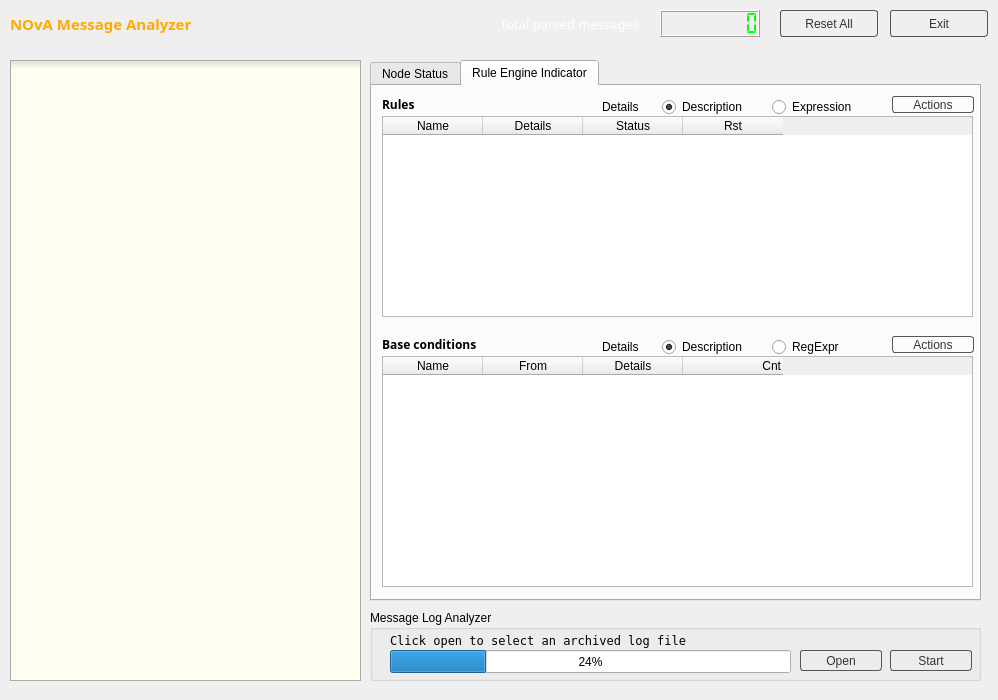
Old version of the form ErrorHandler/MsgAnalyzerDlg.ui in the repository greenc-FNAL/artdaq_mfextensions.
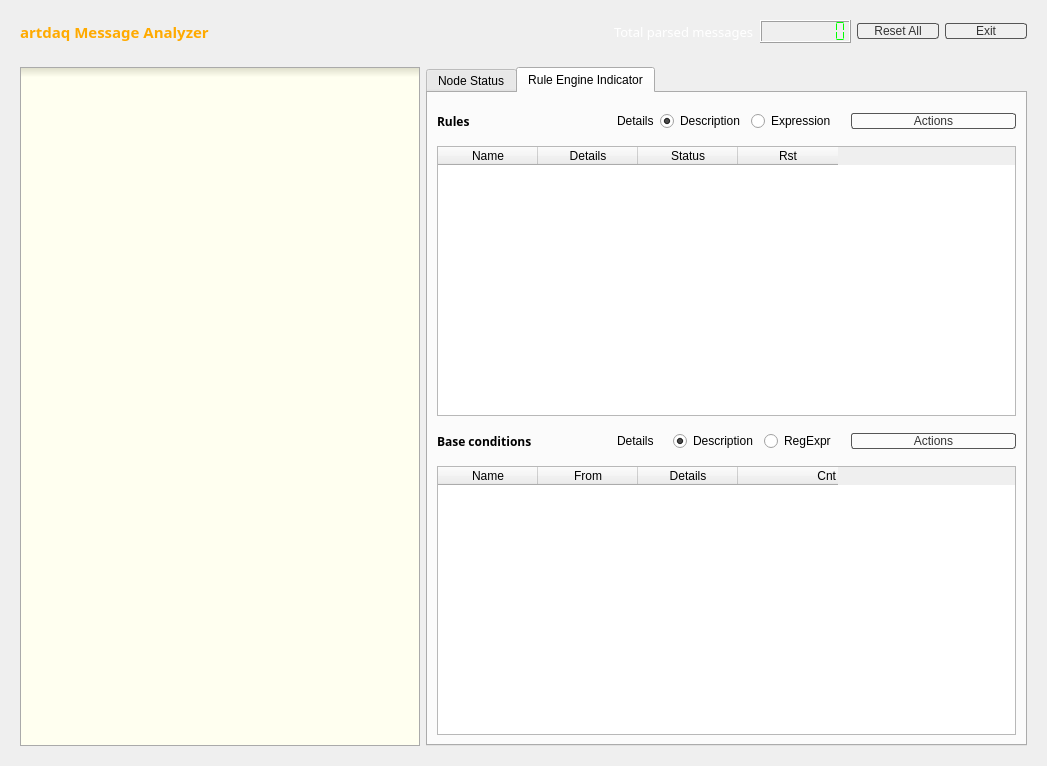
New version of the form.

Commit message: I have made the necessary modifications to Message Analyzer so that it receives messages in the same manner as Message Viewer, and it is now ready for testing and rule and action development.

```diff
--- a/ErrorHandler/MsgAnalyzerDlg.ui
+++ b/ErrorHandler/MsgAnalyzerDlg.ui
@@ -6,8 +6,8 @@
    <rect>
     <x>0</x>
     <y>0</y>
-    <width>998</width>
-    <height>700</height>
+    <width>1047</width>
+    <height>766</height>
    </rect>
   </property>
   <property name="windowTitle">
@@ -135,253 +135,51 @@
 radius: 1.35, stop: 0 #fff, stop: 1 #ddd);
 }*/</string>
   </property>
-  <widget class="QFrame" name="bannerFrame">
-   <property name="geometry">
-    <rect>
-     <x>0</x>
-     <y>0</y>
-     <width>1011</width>
-     <height>51</height>
-    </rect>
-   </property>
-   <property name="frameShape">
-    <enum>QFrame::StyledPanel</enum>
-   </property>
-   <property name="frameShadow">
-    <enum>QFrame::Raised</enum>
-   </property>
-   <widget class="QLabel" name="label_Partition_3">
-    <property name="geometry">
-     <rect>
-      <x>10</x>
-      <y>10</y>
-      <width>211</width>
-      <height>27</height>
-     </rect>
-    </property>
-    <property name="palette">
-     <palette>
-      <active>
-       <colorrole role="WindowText">
-        <brush brushstyle="SolidPattern">
-         <color alpha="255">
-          <red>255</red>
-          <green>170</green>
-          <blue>0</blue>
-         </color>
-        </brush>
-       </colorrole>
-      </active>
-      <inactive>
-       <colorrole role="WindowText">
-        <brush brushstyle="SolidPattern">
-         <color alpha="255">
-          <red>255</red>
-          <green>170</green>
-          <blue>0</blue>
-         </color>
-        </brush>
-       </colorrole>
-      </inactive>
-      <disabled>
-       <colorrole role="WindowText">
-        <brush brushstyle="SolidPattern">
-         <color alpha="255">
-          <red>133</red>
-          <green>131</green>
-          <blue>127</blue>
-         </color>
-        </brush>
-       </colorrole>
-      </disabled>
-     </palette>
-    </property>
-    <property name="font">
-     <font>
-      <family>Sans Serif</family>
-      <pointsize>11</pointsize>
-      <weight>75</weight>
-      <bold>true</bold>
-     </font>
-    </property>
-    <property name="autoFillBackground">
-     <bool>false</bool>
-    </property>
-    <property name="text">
-     <string>NOvA Message Analyzer</string>
-    </property>
-   </widget>
-   <widget class="QLabel" name="label_Partition_2">
-    <property name="geometry">
-     <rect>
-      <x>500</x>
-      <y>10</y>
-      <width>161</width>
-      <height>27</height>
-     </rect>
-    </property>
-    <property name="palette">
-     <palette>
-      <active>
-       <colorrole role="WindowText">
-        <brush brushstyle="SolidPattern">
-         <color alpha="255">
-          <red>255</red>
-          <green>255</green>
-          <blue>255</blue>
-         </color>
-        </brush>
-       </colorrole>
-      </active>
-      <inactive>
-       <colorrole role="WindowText">
-        <brush brushstyle="SolidPattern">
-         <color alpha="255">
-          <red>255</red>
-          <green>255</green>
-          <blue>255</blue>
-         </color>
-        </brush>
-       </colorrole>
-      </inactive>
-      <disabled>
-       <colorrole role="WindowText">
-        <brush brushstyle="SolidPattern">
-         <color alpha="255">
-          <red>133</red>
-          <green>131</green>
-          <blue>127</blue>
-         </color>
-        </brush>
-       </colorrole>
-      </disabled>
-     </palette>
-    </property>
-    <property name="font">
-     <font>
-      <family>Sans Serif</family>
-      <pointsize>10</pointsize>
-      <weight>50</weight>
-      <bold>false</bold>
-     </font>
-    </property>
-    <property name="text">
-     <string>Total parsed messages</string>
-    </property>
-   </widget>
-   <widget class="QLCDNumber" name="lcdMsgs">
-    <property name="geometry">
-     <rect>
-      <x>660</x>
-      <y>10</y>
-      <width>100</width>
-      <height>27</height>
-     </rect>
-    </property>
-    <property name="palette">
-     <palette>
-      <active>
-       <colorrole role="WindowText">
-        <brush brushstyle="SolidPattern">
-         <color alpha="255">
-          <red>0</red>
-          <green>255</green>
-          <blue>0</blue>
-         </color>
-        </brush>
-       </colorrole>
-      </active>
-      <inactive>
-       <colorrole role="WindowText">
-        <brush brushstyle="SolidPattern">
-         <color alpha="255">
-          <red>0</red>
-          <green>255</green>
-          <blue>0</blue>
-         </color>
-        </brush>
-       </colorrole>
-      </inactive>
-      <disabled>
-       <colorrole role="WindowText">
-        <brush brushstyle="SolidPattern">
-         <color alpha="255">
-          <red>133</red>
-          <green>131</green>
-          <blue>127</blue>
-         </color>
-        </brush>
-       </colorrole>
-      </disabled>
-     </palette>
-    </property>
-    <property name="frameShape">
-     <enum>QFrame::Box</enum>
-    </property>
-    <property name="frameShadow">
-     <enum>QFrame::Raised</enum>
-    </property>
-    <property name="smallDecimalPoint">
-     <bool>false</bool>
-    </property>
-    <property name="numDigits">
-     <number>8</number>
-    </property>
-    <property name="segmentStyle">
-     <enum>QLCDNumber::Flat</enum>
-    </property>
-   </widget>
-   <widget class="QPushButton" name="btnReset">
-    <property name="geometry">
-     <rect>
-      <x>780</x>
-      <y>10</y>
-      <width>98</width>
-      <height>27</height>
-     </rect>
-    </property>
-    <property name="text">
-     <string>Reset All</string>
-    </property>
-   </widget>
-   <widget class="QPushButton" name="btnExit">
-    <property name="geometry">
-     <rect>
-      <x>890</x>
-      <y>10</y>
-      <width>98</width>
-      <height>27</height>
-     </rect>
-    </property>
-    <property name="text">
-     <string>Exit</string>
-    </property>
-   </widget>
-  </widget>
+  <layout class="QGridLayout" name="gridLayout" rowstretch="0,1">
+   <item row="1" column="0">
   <widget class="QFrame" name="mainFrame">
-   <property name="geometry">
-    <rect>
-     <x>0</x>
-     <y>50</y>
-     <width>1001</width>
-     <height>651</height>
-    </rect>
-   </property>
    <property name="frameShape">
     <enum>QFrame::StyledPanel</enum>
    </property>
    <property name="frameShadow">
     <enum>QFrame::Raised</enum>
    </property>
+     <layout class="QGridLayout" name="gridLayout_3" columnstretch="2,3">
+      <item row="0" column="0">
+       <widget class="QListWidget" name="lwAlerts">
+        <property name="font">
+         <font>
+          <pointsize>-1</pointsize>
+         </font>
+        </property>
+        <property name="styleSheet">
+         <string notr="true">border: 1px solid #aaa;
+background-color: qlineargradient(spread:pad, x1:0.5, y1:0, x2:0.5, y2:0.015, stop:0 rgba(220, 220, 200, 255), stop:1 rgba(255, 255, 240, 255));
+font-size: 12px;
+/*color: red;*/</string>
+        </property>
+        <property name="frameShape">
+         <enum>QFrame::StyledPanel</enum>
+        </property>
+        <property name="frameShadow">
+         <enum>QFrame::Sunken</enum>
+        </property>
+        <property name="horizontalScrollBarPolicy">
+         <enum>Qt::ScrollBarAlwaysOff</enum>
+        </property>
+        <property name="isWrapping" stdset="0">
+         <bool>false</bool>
+        </property>
+        <property name="viewMode">
+         <enum>QListView::ListMode</enum>
+        </property>
+        <property name="wordWrap">
+         <bool>true</bool>
+        </property>
+       </widget>
+      </item>
+      <item row="0" column="1">
    <widget class="QTabWidget" name="tabWidget">
-    <property name="geometry">
-     <rect>
-      <x>370</x>
-      <y>10</y>
-      <width>611</width>
-      <height>541</height>
-     </rect>
-    </property>
     <property name="currentIndex">
      <number>1</number>
     </property>
@@ -558,35 +356,9 @@
      <attribute name="title">
       <string>Rule Engine Indicator</string>
      </attribute>
-     <widget class="QLabel" name="label_8">
-      <property name="geometry">
-       <rect>
-        <x>10</x>
-        <y>250</y>
-        <width>141</width>
-        <height>17</height>
-       </rect>
-      </property>
-      <property name="font">
-       <font>
-        <family>Sans Serif</family>
-        <weight>75</weight>
-        <bold>true</bold>
-       </font>
-      </property>
-      <property name="text">
-       <string>Base conditions</string>
-      </property>
-     </widget>
+         <layout class="QGridLayout" name="gridLayout_6">
+          <item row="0" column="0">
      <widget class="QLabel" name="label_9">
-      <property name="geometry">
-       <rect>
-        <x>10</x>
-        <y>10</y>
-        <width>141</width>
-        <height>17</height>
-       </rect>
-      </property>
       <property name="font">
        <font>
         <family>Sans Serif</family>
@@ -598,96 +370,9 @@
        <string>Rules</string>
       </property>
      </widget>
-     <widget class="QTableWidget" name="twRules">
-      <property name="geometry">
-       <rect>
-        <x>10</x>
-        <y>30</y>
-        <width>591</width>
-        <height>201</height>
-       </rect>
-      </property>
-      <property name="editTriggers">
-       <set>QAbstractItemView::NoEditTriggers</set>
-      </property>
-      <property name="selectionBehavior">
-       <enum>QAbstractItemView::SelectRows</enum>
-      </property>
-      <property name="columnCount">
-       <number>4</number>
-      </property>
-      <column>
-       <property name="text">
-        <string>Name</string>
-       </property>
-      </column>
-      <column>
-       <property name="text">
-        <string>Details</string>
-       </property>
-      </column>
-      <column>
-       <property name="text">
-        <string>Status</string>
-       </property>
-      </column>
-      <column>
-       <property name="text">
-        <string>Rst</string>
-       </property>
-      </column>
-     </widget>
-     <widget class="QTableWidget" name="twConds">
-      <property name="geometry">
-       <rect>
-        <x>10</x>
-        <y>270</y>
-        <width>591</width>
-        <height>231</height>
-       </rect>
-      </property>
-      <property name="editTriggers">
-       <set>QAbstractItemView::NoEditTriggers</set>
-      </property>
-      <property name="selectionBehavior">
-       <enum>QAbstractItemView::SelectRows</enum>
-      </property>
-      <property name="columnCount">
-       <number>4</number>
-      </property>
-      <column>
-       <property name="text">
-        <string>Name</string>
-       </property>
-      </column>
-      <column>
-       <property name="text">
-        <string>From</string>
-       </property>
-      </column>
-      <column>
-       <property name="text">
-        <string>Details</string>
-       </property>
-      </column>
-      <column>
-       <property name="text">
-        <string>Cnt</string>
-       </property>
-       <property name="textAlignment">
-        <set>AlignRight|AlignVCenter</set>
-       </property>
-      </column>
-     </widget>
+          </item>
+          <item row="0" column="1">
      <widget class="QFrame" name="frame">
-      <property name="geometry">
-       <rect>
-        <x>230</x>
-        <y>10</y>
-        <width>291</width>
-        <height>21</height>
-       </rect>
-      </property>
       <property name="frameShape">
        <enum>QFrame::NoFrame</enum>
       </property>
@@ -697,15 +382,16 @@
       <property name="lineWidth">
        <number>0</number>
       </property>
+            <layout class="QHBoxLayout" name="horizontalLayout">
+             <item>
+              <widget class="QLabel" name="label_10">
+               <property name="text">
+                <string>Details</string>
+               </property>
+              </widget>
+             </item>
+             <item>
       <widget class="QRadioButton" name="rbRuleDesc">
-       <property name="geometry">
-        <rect>
-         <x>60</x>
-         <y>0</y>
-         <width>111</width>
-         <height>22</height>
-        </rect>
-       </property>
        <property name="text">
         <string>Description</string>
        </property>
@@ -713,15 +399,9 @@
         <bool>true</bool>
        </property>
       </widget>
+             </item>
+             <item>
       <widget class="QRadioButton" name="rbRuleExpr">
-       <property name="geometry">
-        <rect>
-         <x>170</x>
-         <y>0</y>
-         <width>101</width>
-         <height>22</height>
-        </rect>
-       </property>
        <property name="text">
         <string>Expression</string>
        </property>
@@ -729,29 +409,66 @@
         <bool>false</bool>
        </property>
       </widget>
-      <widget class="QLabel" name="label_10">
-       <property name="geometry">
-        <rect>
-         <x>0</x>
-         <y>0</y>
-         <width>51</width>
-         <height>22</height>
-        </rect>
-       </property>
+             </item>
+            </layout>
+           </widget>
+          </item>
+          <item row="0" column="2">
+           <widget class="QPushButton" name="btnRuleAct">
+            <property name="text">
+             <string>Actions</string>
+            </property>
+           </widget>
+          </item>
+          <item row="1" column="0" colspan="3">
+           <widget class="QTableWidget" name="twRules">
+            <property name="editTriggers">
+             <set>QAbstractItemView::NoEditTriggers</set>
+            </property>
+            <property name="selectionBehavior">
+             <enum>QAbstractItemView::SelectRows</enum>
+            </property>
+            <property name="columnCount">
+             <number>4</number>
+            </property>
+            <column>
+             <property name="text">
+              <string>Name</string>
+             </property>
+            </column>
+            <column>
        <property name="text">
         <string>Details</string>
        </property>
-      </widget>
-     </widget>
+            </column>
+            <column>
+             <property name="text">
+              <string>Status</string>
+             </property>
+            </column>
+            <column>
+             <property name="text">
+              <string>Rst</string>
+             </property>
+            </column>
+           </widget>
+          </item>
+          <item row="2" column="0">
+           <widget class="QLabel" name="label_8">
+            <property name="font">
+             <font>
+              <family>Sans Serif</family>
+              <weight>75</weight>
+              <bold>true</bold>
+             </font>
+            </property>
+            <property name="text">
+             <string>Base conditions</string>
+            </property>
+           </widget>
+          </item>
+          <item row="2" column="1">
      <widget class="QFrame" name="frame_2">
-      <property name="geometry">
-       <rect>
-        <x>230</x>
-        <y>250</y>
-        <width>291</width>
-        <height>21</height>
-       </rect>
-      </property>
       <property name="frameShape">
        <enum>QFrame::NoFrame</enum>
       </property>
@@ -761,15 +478,16 @@
       <property name="lineWidth">
        <number>0</number>
       </property>
+            <layout class="QHBoxLayout" name="horizontalLayout_2">
+             <item>
+              <widget class="QLabel" name="label_11">
+               <property name="text">
+                <string>Details</string>
+               </property>
+              </widget>
+             </item>
+             <item>
       <widget class="QRadioButton" name="rbCondDesc">
-       <property name="geometry">
-        <rect>
-         <x>60</x>
-         <y>0</y>
-         <width>111</width>
-         <height>22</height>
-        </rect>
-       </property>
        <property name="text">
         <string>Description</string>
        </property>
@@ -777,171 +495,257 @@
         <bool>true</bool>
        </property>
       </widget>
+             </item>
+             <item>
       <widget class="QRadioButton" name="rbCondRegx">
-       <property name="geometry">
-        <rect>
-         <x>170</x>
-         <y>0</y>
-         <width>101</width>
-         <height>22</height>
-        </rect>
-       </property>
        <property name="text">
         <string>RegExpr</string>
        </property>
       </widget>
-      <widget class="QLabel" name="label_11">
-       <property name="geometry">
-        <rect>
-         <x>0</x>
-         <y>0</y>
-         <width>51</width>
-         <height>22</height>
-        </rect>
-       </property>
-       <property name="text">
-        <string>Details</string>
-       </property>
-      </widget>
-     </widget>
-     <widget class="QPushButton" name="btnRuleAct">
-      <property name="geometry">
-       <rect>
-        <x>520</x>
-        <y>10</y>
-        <width>82</width>
-        <height>17</height>
-       </rect>
-      </property>
-      <property name="text">
-       <string>Actions</string>
-      </property>
-     </widget>
+             </item>
+            </layout>
+           </widget>
+          </item>
+          <item row="2" column="2">
      <widget class="QPushButton" name="btnCondAct">
-      <property name="geometry">
-       <rect>
-        <x>520</x>
-        <y>250</y>
-        <width>82</width>
-        <height>17</height>
-       </rect>
-      </property>
       <property name="text">
        <string>Actions</string>
       </property>
      </widget>
-    </widget>
-   </widget>
-   <widget class="QListWidget" name="lwAlerts">
-    <property name="geometry">
-     <rect>
-      <x>10</x>
-      <y>10</y>
-      <width>351</width>
-      <height>621</height>
-     </rect>
-    </property>
-    <property name="font">
-     <font>
-      <pointsize>-1</pointsize>
-     </font>
-    </property>
-    <property name="styleSheet">
-     <string notr="true">border: 1px solid #aaa;
-background-color: qlineargradient(spread:pad, x1:0.5, y1:0, x2:0.5, y2:0.015, stop:0 rgba(220, 220, 200, 255), stop:1 rgba(255, 255, 240, 255));
-font-size: 12px;
-/*color: red;*/</string>
-    </property>
+          </item>
+          <item row="3" column="0" colspan="3">
+           <widget class="QTableWidget" name="twConds">
+            <property name="editTriggers">
+             <set>QAbstractItemView::NoEditTriggers</set>
+            </property>
+            <property name="selectionBehavior">
+             <enum>QAbstractItemView::SelectRows</enum>
+            </property>
+            <property name="columnCount">
+             <number>4</number>
+            </property>
+            <column>
+             <property name="text">
+              <string>Name</string>
+             </property>
+            </column>
+            <column>
+             <property name="text">
+              <string>From</string>
+             </property>
+            </column>
+            <column>
+             <property name="text">
+              <string>Details</string>
+             </property>
+            </column>
+            <column>
+             <property name="text">
+              <string>Cnt</string>
+             </property>
+             <property name="textAlignment">
+              <set>AlignTrailing|AlignVCenter</set>
+             </property>
+            </column>
+           </widget>
+          </item>
+         </layout>
+        </widget>
+       </widget>
+      </item>
+     </layout>
+    </widget>
+   </item>
+   <item row="0" column="0">
+    <widget class="QFrame" name="bannerFrame">
     <property name="frameShape">
      <enum>QFrame::StyledPanel</enum>
     </property>
     <property name="frameShadow">
-     <enum>QFrame::Sunken</enum>
-    </property>
-    <property name="horizontalScrollBarPolicy">
-     <enum>Qt::ScrollBarAlwaysOff</enum>
-    </property>
-    <property name="isWrapping" stdset="0">
+      <enum>QFrame::Raised</enum>
+     </property>
+     <layout class="QGridLayout" name="gridLayout_2" columnstretch="1,0,0,0,0">
+      <item row="0" column="0">
+       <widget class="QLabel" name="label_Partition_3">
+        <property name="palette">
+         <palette>
+          <active>
+           <colorrole role="WindowText">
+            <brush brushstyle="SolidPattern">
+             <color alpha="255">
+              <red>255</red>
+              <green>170</green>
+              <blue>0</blue>
+             </color>
+            </brush>
+           </colorrole>
+          </active>
+          <inactive>
+           <colorrole role="WindowText">
+            <brush brushstyle="SolidPattern">
+             <color alpha="255">
+              <red>255</red>
+              <green>170</green>
+              <blue>0</blue>
+             </color>
+            </brush>
+           </colorrole>
+          </inactive>
+          <disabled>
+           <colorrole role="WindowText">
+            <brush brushstyle="SolidPattern">
+             <color alpha="255">
+              <red>133</red>
+              <green>131</green>
+              <blue>127</blue>
+             </color>
+            </brush>
+           </colorrole>
+          </disabled>
+         </palette>
+        </property>
+        <property name="font">
+         <font>
+          <family>Sans Serif</family>
+          <pointsize>11</pointsize>
+          <weight>75</weight>
+          <bold>true</bold>
+         </font>
+        </property>
+        <property name="autoFillBackground">
      <bool>false</bool>
     </property>
-    <property name="viewMode">
-     <enum>QListView::ListMode</enum>
-    </property>
-    <property name="wordWrap">
-     <bool>true</bool>
-    </property>
-   </widget>
-   <widget class="QGroupBox" name="groupBox">
-    <property name="geometry">
-     <rect>
-      <x>370</x>
-      <y>560</y>
-      <width>611</width>
-      <height>71</height>
-     </rect>
-    </property>
-    <property name="title">
-     <string>Message Log Analyzer</string>
-    </property>
-    <widget class="QProgressBar" name="pbLog">
-     <property name="geometry">
-      <rect>
-       <x>20</x>
-       <y>40</y>
-       <width>401</width>
-       <height>23</height>
-      </rect>
-     </property>
-     <property name="value">
-      <number>24</number>
-     </property>
-    </widget>
-    <widget class="QPushButton" name="btnReadLog">
-     <property name="geometry">
-      <rect>
-       <x>520</x>
-       <y>40</y>
-       <width>82</width>
-       <height>21</height>
-      </rect>
-     </property>
-     <property name="text">
-      <string>Start</string>
-     </property>
-    </widget>
-    <widget class="QPushButton" name="btnOpenLog">
-     <property name="geometry">
-      <rect>
-       <x>430</x>
-       <y>40</y>
-       <width>82</width>
-       <height>21</height>
-      </rect>
-     </property>
+        <property name="text">
+         <string>artdaq Message Analyzer</string>
+        </property>
+       </widget>
+      </item>
+      <item row="0" column="1">
+       <widget class="QLabel" name="label_Partition_2">
+        <property name="palette">
+         <palette>
+          <active>
+           <colorrole role="WindowText">
+            <brush brushstyle="SolidPattern">
+             <color alpha="255">
+              <red>255</red>
+              <green>255</green>
+              <blue>255</blue>
+             </color>
+            </brush>
+           </colorrole>
+          </active>
+          <inactive>
+           <colorrole role="WindowText">
+            <brush brushstyle="SolidPattern">
+             <color alpha="255">
+              <red>255</red>
+              <green>255</green>
+              <blue>255</blue>
+             </color>
+            </brush>
+           </colorrole>
+          </inactive>
+          <disabled>
+           <colorrole role="WindowText">
+            <brush brushstyle="SolidPattern">
+             <color alpha="255">
+              <red>133</red>
+              <green>131</green>
+              <blue>127</blue>
+             </color>
+            </brush>
+           </colorrole>
+          </disabled>
+         </palette>
+        </property>
+        <property name="font">
+         <font>
+          <family>Sans Serif</family>
+          <pointsize>10</pointsize>
+          <weight>50</weight>
+          <bold>false</bold>
+         </font>
+        </property>
+        <property name="text">
+         <string>Total parsed messages</string>
+        </property>
+       </widget>
+      </item>
+      <item row="0" column="2">
+       <widget class="QLCDNumber" name="lcdMsgs">
+        <property name="palette">
+         <palette>
+          <active>
+           <colorrole role="WindowText">
+            <brush brushstyle="SolidPattern">
+             <color alpha="255">
+              <red>0</red>
+              <green>255</green>
+              <blue>0</blue>
+             </color>
+            </brush>
+           </colorrole>
+          </active>
+          <inactive>
+           <colorrole role="WindowText">
+            <brush brushstyle="SolidPattern">
+             <color alpha="255">
+              <red>0</red>
+              <green>255</green>
+              <blue>0</blue>
+             </color>
+            </brush>
+           </colorrole>
+          </inactive>
+          <disabled>
+           <colorrole role="WindowText">
+            <brush brushstyle="SolidPattern">
+             <color alpha="255">
+              <red>133</red>
+              <green>131</green>
+              <blue>127</blue>
+             </color>
+            </brush>
+           </colorrole>
+          </disabled>
+         </palette>
+        </property>
+        <property name="frameShape">
+         <enum>QFrame::Box</enum>
+        </property>
+        <property name="frameShadow">
+         <enum>QFrame::Raised</enum>
+        </property>
+        <property name="smallDecimalPoint">
+         <bool>false</bool>
+        </property>
+        <property name="digitCount">
+         <number>8</number>
+        </property>
+        <property name="segmentStyle">
+         <enum>QLCDNumber::Flat</enum>
+        </property>
+       </widget>
+      </item>
+      <item row="0" column="3">
+       <widget class="QPushButton" name="btnReset">
      <property name="text">
-      <string>Open</string>
-     </property>
-    </widget>
-    <widget class="QLabel" name="labelLogFile">
-     <property name="geometry">
-      <rect>
-       <x>20</x>
-       <y>20</y>
-       <width>581</width>
-       <height>20</height>
-      </rect>
-     </property>
-     <property name="font">
-      <font>
-       <family>Bitstream Vera Sans Mono</family>
-      </font>
-     </property>
+         <string>Reset All</string>
+        </property>
+       </widget>
+      </item>
+      <item row="0" column="4">
+       <widget class="QPushButton" name="btnExit">
      <property name="text">
-      <string>Click open to select an archived log file</string>
-     </property>
-    </widget>
-   </widget>
-  </widget>
+         <string>Exit</string>
+        </property>
+       </widget>
+      </item>
+     </layout>
+    </widget>
+   </item>
+  </layout>
  </widget>
  <resources/>
  <connections/>
```
Left out of the diff: 142 changed lines with no effect on the pictures. Lines whose indentation alone changed are shown as unchanged. The commit also changes 46 other files.
